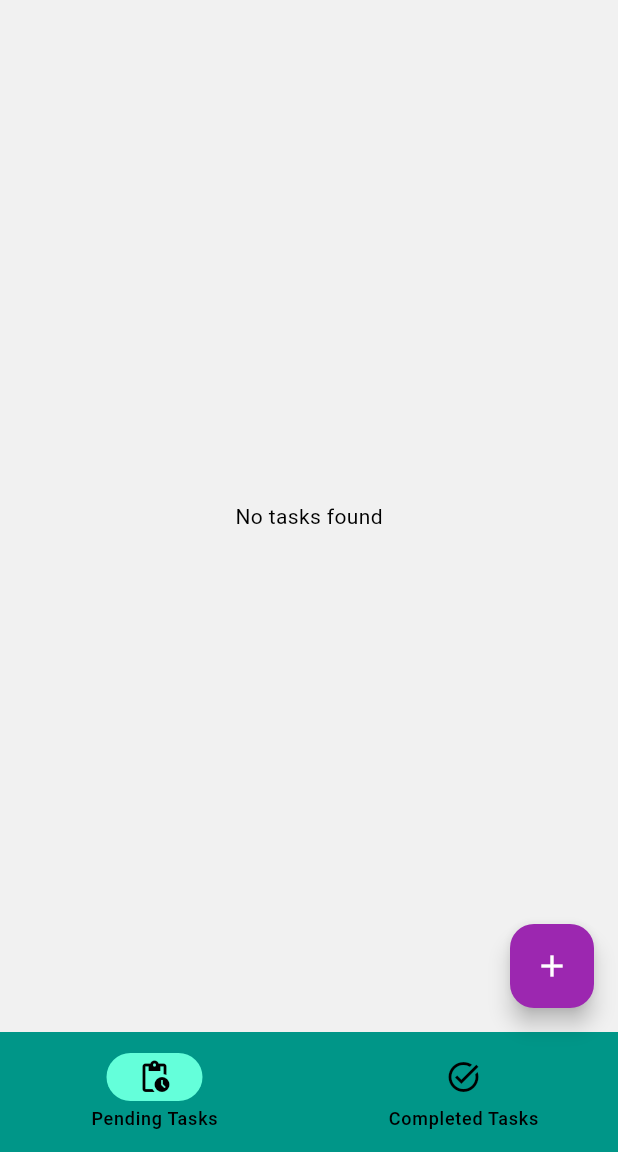
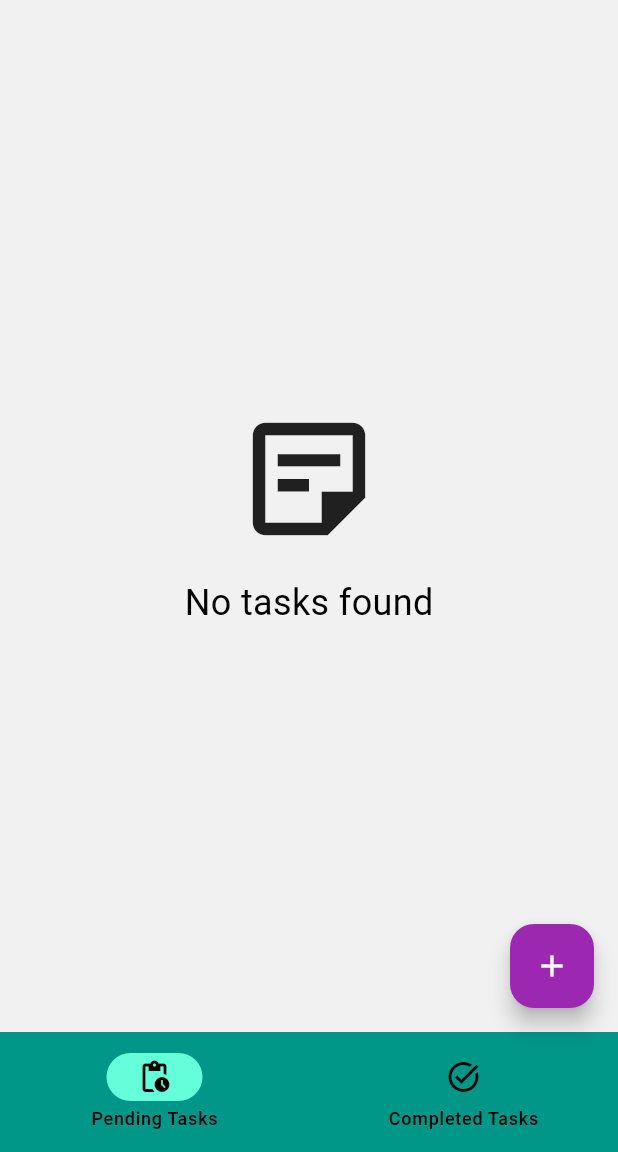
Before and after one commit to danielmontes9/flutter-todo-list-app, a Flutter app: the screen it shows after launch, on a phone screen of 412 x 824 dp, the part 84-1236 px from its top. Run offline on Flutter 3.47's test engine with Material 3 defaults, Android fonts, the phone set to English and light mode, and no system bars; our stand-ins replace equatable, flutter_bloc, sqflite, sqflite_common_ffi_web; accounts and stored records are empty.

Commit message:
feat: :sparkles: add task list not found

```diff
--- a/lib/features/todo/screens/home.dart
+++ b/lib/features/todo/screens/home.dart
@@ -10,6 +10,7 @@ import 'package:flutter_todo_list_app/features/todo/widgets/home/custom_app_bar.
 import 'package:flutter_todo_list_app/features/todo/widgets/home/custom_app_drawer.dart';
 import 'package:flutter_todo_list_app/features/todo/widgets/home/custom_app_navigation.dart';
 import 'package:flutter_todo_list_app/features/todo/widgets/task_list.dart';
+import 'package:flutter_todo_list_app/features/todo/widgets/task_list_not_found.dart';
 
 class HomePage extends StatefulWidget {
   const HomePage({super.key});
@@ -90,7 +91,7 @@ class HomePageState extends State<HomePage> {
 
           if (state is TaskLoadedState) {
             return state.todos.isEmpty
-                ? Center(child: const Text('No tasks found'))
+                ? TaskListNotFound()
                 : TaskList(taskTab: screenIndex, todos: state.todos);
           }
 
--- /dev/null
+++ b/lib/features/todo/widgets/task_list_not_found.dart
@@ -0,0 +1,19 @@
+import 'package:flutter/material.dart';
+
+class TaskListNotFound extends StatelessWidget {
+  const TaskListNotFound({super.key});
+
+  @override
+  Widget build(BuildContext context) {
+    return Center(
+      child: Column(
+        mainAxisAlignment: MainAxisAlignment.center,
+        children: [
+          Icon(Icons.sticky_note_2_outlined, size: 100),
+          SizedBox(height: 16),
+          const Text('No tasks found', style: TextStyle(fontSize: 24)),
+        ],
+      ),
+    );
+  }
+}
```
